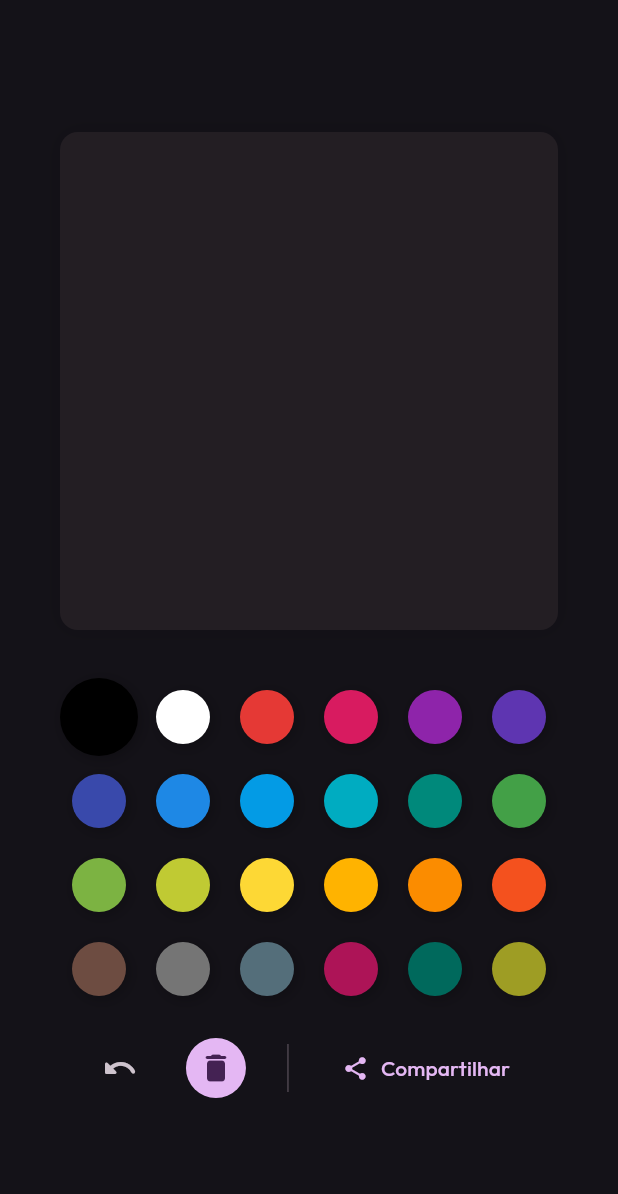
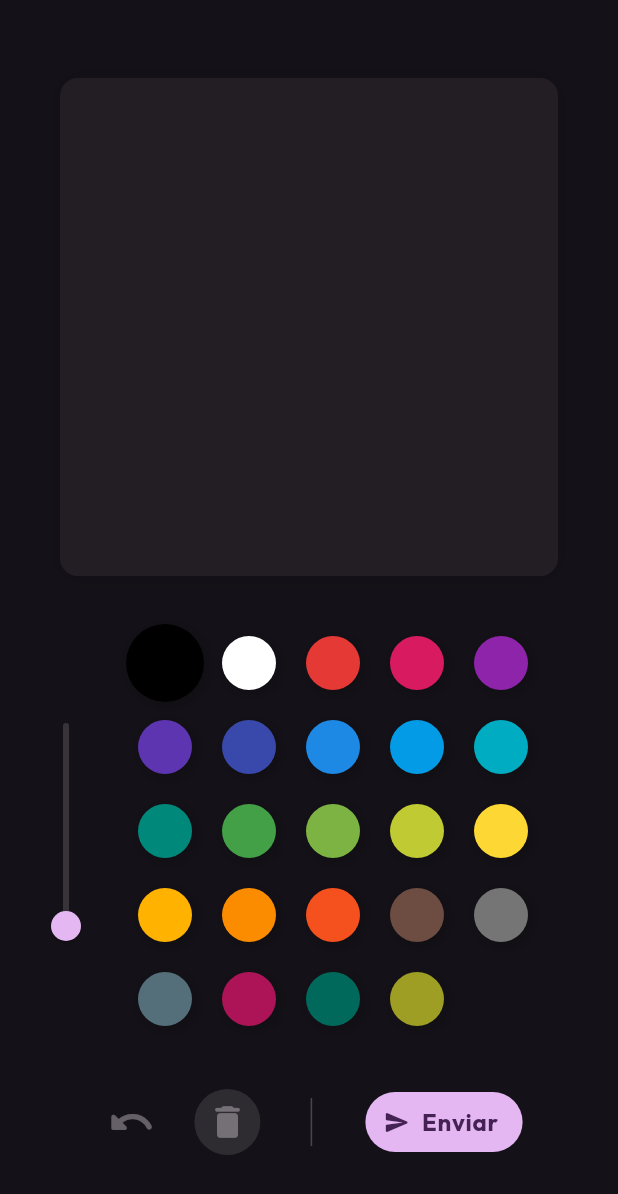
Before and after one commit to kamisou/julia-board-app, a Flutter app: the screen it shows after launch, on a phone screen of 412 x 824 dp. Shown: the top 1194 px of the screen. Run offline on Flutter 3.47's test engine with Material 3 defaults, Android fonts, the phone set to English and light mode, and no system bars; our stand-ins replace equatable, flutter_bloc, google_fonts.

Commit message:
feat: added width slider

```diff
--- /dev/null
+++ b/devtools_options.yaml
@@ -0,0 +1,3 @@
+description: This file stores settings for Dart & Flutter DevTools.
+documentation: https://docs.flutter.dev/tools/devtools/extensions#configure-extension-enablement-states
+extensions:
--- a/lib/board/presentation/bloc/board_bloc.dart
+++ b/lib/board/presentation/bloc/board_bloc.dart
@@ -1,13 +1,14 @@
 import 'package:flutter/material.dart';
 import 'package:flutter_bloc/flutter_bloc.dart';
 import 'package:equatable/equatable.dart';
+import 'package:julia_board/board/presentation/data/board_constants.dart';
 import 'package:julia_board/board/presentation/data/board_stroke.dart';
 
 part 'board_event.dart';
 part 'board_state.dart';
 
 class BoardBloc extends Bloc<BoardEvent, BoardState> {
-  BoardBloc() : super(BoardState(color: BoardColors.colors.first)) {
+  BoardBloc() : super(BoardState(color: BoardConstants.colors.first)) {
     on<ColorChanged>(_onColorChanged);
     on<WidthChanged>(_onWidthChanged);
     on<StrokeAdded>(_onStrokeAdded);
--- a/lib/board/presentation/bloc/board_state.dart
+++ b/lib/board/presentation/bloc/board_state.dart
@@ -1,33 +1,4 @@
 part of 'board_bloc.dart';
-
-final class BoardColors {
-  static final colors = [
-    const Color(0xFF000000),
-    const Color(0xFFFFFFFF),
-    const Color(0xFFE53935),
-    const Color(0xFFD81B60),
-    const Color(0xFF8E24AA),
-    const Color(0xFF5E35B1),
-    const Color(0xFF3949AB),
-    const Color(0xFF1E88E5),
-    const Color(0xFF039BE5),
-    const Color(0xFF00ACC1),
-    const Color(0xFF00897B),
-    const Color(0xFF43A047),
-    const Color(0xFF7CB342),
-    const Color(0xFFC0CA33),
-    const Color(0xFFFDD835),
-    const Color(0xFFFFB300),
-    const Color(0xFFFB8C00),
-    const Color(0xFFF4511E),
-    const Color(0xFF6D4C41),
-    const Color(0xFF757575),
-    const Color(0xFF546E7A),
-    const Color(0xFFAD1457),
-    const Color(0xFF00695C),
-    const Color(0xFF9E9D24),
-  ];
-}
 
 final class BoardState extends Equatable {
   const BoardState({
--- /dev/null
+++ b/lib/board/presentation/data/board_constants.dart
@@ -0,0 +1,33 @@
+import 'dart:ui' show Color;
+
+final class BoardConstants {
+  static const minWidth = 1.0;
+  static const maxWidth = 64.0;
+
+  static const colors = [
+    Color(0xFF000000),
+    Color(0xFFFFFFFF),
+    Color(0xFFE53935),
+    Color(0xFFD81B60),
+    Color(0xFF8E24AA),
+    Color(0xFF5E35B1),
+    Color(0xFF3949AB),
+    Color(0xFF1E88E5),
+    Color(0xFF039BE5),
+    Color(0xFF00ACC1),
+    Color(0xFF00897B),
+    Color(0xFF43A047),
+    Color(0xFF7CB342),
+    Color(0xFFC0CA33),
+    Color(0xFFFDD835),
+    Color(0xFFFFB300),
+    Color(0xFFFB8C00),
+    Color(0xFFF4511E),
+    Color(0xFF6D4C41),
+    Color(0xFF757575),
+    Color(0xFF546E7A),
+    Color(0xFFAD1457),
+    Color(0xFF00695C),
+    Color(0xFF9E9D24),
+  ];
+}
--- a/lib/board/presentation/screen/board_screen.dart
+++ b/lib/board/presentation/screen/board_screen.dart
@@ -4,6 +4,7 @@ import 'package:julia_board/board/presentation/bloc/board_bloc.dart';
 import 'package:julia_board/board/presentation/widgets/board_controls.dart';
 import 'package:julia_board/board/presentation/widgets/board_palette.dart';
 import 'package:julia_board/board/presentation/widgets/board_widget.dart';
+import 'package:julia_board/board/presentation/widgets/board_width_slider.dart';
 
 class BoardScreen extends StatelessWidget {
   const BoardScreen({super.key});
@@ -12,17 +13,25 @@ class BoardScreen extends StatelessWidget {
   Widget build(BuildContext context) {
     return Scaffold(
       body: Padding(
-        padding: const EdgeInsets.all(40),
+        padding: const EdgeInsets.all(20),
         child: Center(
           child: BlocProvider<BoardBloc>(
             create: (context) => BoardBloc(),
             child: const Column(
               mainAxisSize: MainAxisSize.min,
+              spacing: 32,
               children: [
-                BoardWidget(),
-                SizedBox(height: 32),
-                BoardPalette(),
-                SizedBox(height: 16),
+                Padding(
+                  padding: EdgeInsets.symmetric(horizontal: 20),
+                  child: BoardWidget(),
+                ),
+                Row(
+                  spacing: 16,
+                  children: [
+                    BoardWidthSlider(),
+                    Expanded(child: BoardPalette()),
+                  ],
+                ),
                 IntrinsicHeight(child: BoardControls()),
               ],
             ),
--- a/lib/board/presentation/widgets/board_controls.dart
+++ b/lib/board/presentation/widgets/board_controls.dart
@@ -7,28 +7,53 @@ class BoardControls extends StatelessWidget {
 
   @override
   Widget build(BuildContext context) {
-    return Row(
+    final theme = Theme.of(context);
+    return BlocBuilder<BoardBloc, BoardState>(
+      builder: (context, state) => Row(
         mainAxisAlignment: MainAxisAlignment.center,
-      spacing: 16,
         children: [
           IconButton(
-          onPressed: () => context.read<BoardBloc>().add(const UndoTapped()),
-          icon: const Icon(Icons.undo_rounded),
+            onPressed: state.strokes.isNotEmpty
+                ? () => context.read<BoardBloc>().add(const UndoTapped())
+                : null,
+            icon: const Icon(
+              Icons.undo_rounded,
+              size: 32,
             ),
+            style: IconButton.styleFrom(
+              foregroundColor: theme.colorScheme.primary,
+            ),
+          ),
+          const SizedBox(width: 16),
           IconButton.filled(
-          onPressed: () => context.read<BoardBloc>().add(const BoardCleared()),
-          icon: const Icon(Icons.delete_rounded),
+            onPressed: state.strokes.isNotEmpty
+                ? () => context.read<BoardBloc>().add(const BoardCleared())
+                : null,
+            icon: const Icon(
+              Icons.delete_rounded,
+              size: 28,
+            ),
           ),
           const VerticalDivider(
             indent: 8,
             endIndent: 8,
+            width: 64,
           ),
+          const SizedBox(width: 4),
           TextButton.icon(
             onPressed: () {},
-          icon: const Icon(Icons.share_rounded),
-          label: const Text('Compartilhar'),
+            icon: const Icon(Icons.send_rounded),
+            label: const Text('Enviar'),
+            style: TextButton.styleFrom(
+              backgroundColor: theme.colorScheme.primary,
+              foregroundColor: theme.colorScheme.onPrimary,
+              textStyle: theme.textTheme.bodyLarge?.copyWith(
+                fontWeight: FontWeight.bold,
+              ),
+            ),
           ),
         ],
+      ),
     );
   }
 }
--- a/lib/board/presentation/widgets/board_palette.dart
+++ b/lib/board/presentation/widgets/board_palette.dart
@@ -1,6 +1,7 @@
 import 'package:flutter/material.dart';
 import 'package:flutter_bloc/flutter_bloc.dart';
 import 'package:julia_board/board/presentation/bloc/board_bloc.dart';
+import 'package:julia_board/board/presentation/data/board_constants.dart';
 
 class BoardPalette extends StatelessWidget {
   const BoardPalette({super.key});
@@ -12,7 +13,7 @@ class BoardPalette extends StatelessWidget {
         spacing: 4,
         runSpacing: 4,
         children: [
-          for (final color in BoardColors.colors)
+          for (final color in BoardConstants.colors)
             _colorCircle(context, state, color),
         ],
       ),
--- a/lib/board/presentation/widgets/board_widget.dart
+++ b/lib/board/presentation/widgets/board_widget.dart
@@ -58,11 +58,8 @@ class _BoardWidgetState extends State<BoardWidget> {
               }
               _emitStroke(context);
             },
-            child: CustomPaint(
-              foregroundPainter: _BoardPainter(
-                strokes: [...state.strokes, ?_composing],
-              ),
             child: Container(
+              clipBehavior: Clip.antiAlias,
               decoration: ShapeDecoration(
                 color: theme.colorScheme.surfaceContainer,
                 shape: const RoundedRectangleBorder(
@@ -76,6 +73,10 @@ class _BoardWidgetState extends State<BoardWidget> {
                     color: theme.colorScheme.shadow.withAlpha(32),
                   ),
                 ],
+              ),
+              child: CustomPaint(
+                painter: _BoardPainter(
+                  strokes: [...state.strokes, ?_composing],
                 ),
               ),
             ),
--- /dev/null
+++ b/lib/board/presentation/widgets/board_width_slider.dart
@@ -0,0 +1,27 @@
+import 'package:flutter/material.dart';
+import 'package:flutter_bloc/flutter_bloc.dart';
+import 'package:julia_board/board/presentation/bloc/board_bloc.dart';
+import 'package:julia_board/board/presentation/data/board_constants.dart';
+
+class BoardWidthSlider extends StatelessWidget {
+  const BoardWidthSlider({super.key});
+
+  @override
+  Widget build(BuildContext context) {
+    return BlocBuilder<BoardBloc, BoardState>(
+      builder: (context, state) => RotatedBox(
+        quarterTurns: 3,
+        child: Slider(
+          min: BoardConstants.minWidth,
+          max: BoardConstants.maxWidth,
+          divisions: (BoardConstants.maxWidth - BoardConstants.minWidth)
+              .round(),
+          value: state.width,
+          onChanged: (value) => context.read<BoardBloc>().add(
+            WidthChanged(width: value),
+          ),
+        ),
+      ),
+    );
+  }
+}
```
Lines whose indentation alone changed are shown as unchanged.
